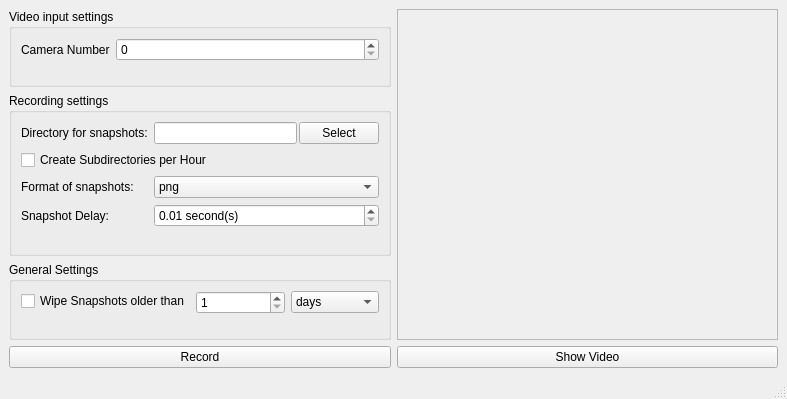
MichaelMueller/HomePrism, file HomePrism.ui: the form before one commit.
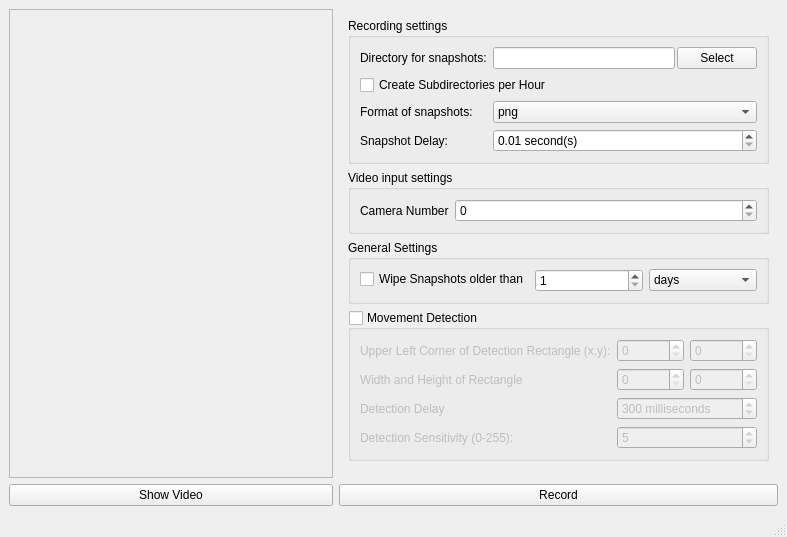
The form after the commit. Icons and pictures are not drawn. Custom widgets are drawn as their Qt base class.

Commit message: added motion detection

The edit to the form file:
```diff
--- a/HomePrism.ui
+++ b/HomePrism.ui
@@ -7,7 +7,7 @@
     <x>0</x>
     <y>0</y>
     <width>787</width>
-    <height>399</height>
+    <height>537</height>
    </rect>
   </property>
   <property name="windowTitle">
@@ -19,7 +19,17 @@
   </property>
   <widget class="QWidget" name="centralwidget">
    <layout class="QGridLayout" name="gridLayout_2">
-    <item row="0" column="2" rowspan="4">
+    <item row="2" column="1">
+     <widget class="QPushButton" name="showVideoButton">
+      <property name="text">
+       <string>Show Video</string>
+      </property>
+      <property name="checkable">
+       <bool>true</bool>
+      </property>
+     </widget>
+    </item>
+    <item row="0" column="1" rowspan="2">
      <widget class="QScrollArea" name="scrollArea">
       <property name="minimumSize">
        <size>
@@ -33,10 +43,10 @@
       <widget class="QWidget" name="scrollAreaWidgetContents">
        <property name="geometry">
         <rect>
-         <x>-2</x>
+         <x>0</x>
          <y>0</y>
-         <width>320</width>
-         <height>283</height>
+         <width>322</width>
+         <height>447</height>
         </rect>
        </property>
        <layout class="QHBoxLayout" name="horizontalLayout_3">
@@ -69,17 +79,10 @@
       </widget>
      </widget>
     </item>
-    <item row="5" column="2">
-     <widget class="QPushButton" name="showVideoButton">
-      <property name="text">
-       <string>Show Video</string>
-      </property>
-      <property name="checkable">
-       <bool>true</bool>
-      </property>
-     </widget>
-    </item>
-    <item row="1" column="1" rowspan="2">
+    <item row="0" column="2">
+     <widget class="QWidget" name="widget_3" native="true">
+      <layout class="QGridLayout" name="gridLayout_3">
+       <item row="0" column="0">
      <widget class="QGroupBox" name="groupBox_2">
       <property name="title">
        <string>Recording settings</string>
@@ -154,7 +157,7 @@
         </widget>
        </item>
        <item row="3" column="0">
-        <widget class="QLabel" name="label_4">
+           <widget class="QLabel" name="snapshotDelayLabel">
          <property name="text">
           <string>Snapshot Delay:</string>
          </property>
@@ -189,7 +192,7 @@
       </layout>
      </widget>
     </item>
-    <item row="0" column="1">
+       <item row="1" column="0">
      <widget class="QGroupBox" name="groupBox">
       <property name="title">
        <string>Video input settings</string>
@@ -208,12 +211,22 @@
       </layout>
      </widget>
     </item>
-    <item row="3" column="1">
+       <item row="3" column="0">
      <widget class="QGroupBox" name="groupBox_3">
       <property name="title">
        <string>General Settings</string>
       </property>
       <layout class="QFormLayout" name="formLayout_3">
+          <property name="fieldGrowthPolicy">
+           <enum>QFormLayout::AllNonFixedFieldsGrow</enum>
+          </property>
+          <item row="0" column="0">
+           <widget class="QCheckBox" name="wipeCheckBox">
+            <property name="text">
+             <string>Wipe Snapshots older than</string>
+            </property>
+           </widget>
+          </item>
        <item row="0" column="1">
         <widget class="QWidget" name="widget" native="true">
          <layout class="QHBoxLayout" name="horizontalLayout_2">
@@ -261,17 +274,128 @@
          </layout>
         </widget>
        </item>
-       <item row="0" column="0">
-        <widget class="QCheckBox" name="wipeCheckBox">
-         <property name="text">
-          <string>Wipe Snapshots older than</string>
-         </property>
-        </widget>
-       </item>
-      </layout>
+         </layout>
+        </widget>
+       </item>
+       <item row="4" column="0">
+        <widget class="QGroupBox" name="movementDetection">
+         <property name="title">
+          <string>Movement Detection</string>
+         </property>
+         <property name="checkable">
+          <bool>true</bool>
+         </property>
+         <property name="checked">
+          <bool>false</bool>
+         </property>
+         <layout class="QGridLayout" name="gridLayout">
+          <item row="4" column="1">
+           <widget class="QLabel" name="label_4">
+            <property name="text">
+             <string>Detection Delay</string>
+            </property>
+           </widget>
+          </item>
+          <item row="3" column="1">
+           <widget class="QLabel" name="label_5">
+            <property name="text">
+             <string>Width and Height of Rectangle</string>
+            </property>
+           </widget>
+          </item>
+          <item row="3" column="2">
+           <widget class="QSpinBox" name="rectWidth">
+            <property name="maximum">
+             <number>999999999</number>
+            </property>
+            <property name="singleStep">
+             <number>10</number>
+            </property>
+           </widget>
+          </item>
+          <item row="2" column="1">
+           <widget class="QLabel" name="label_6">
+            <property name="text">
+             <string>Upper Left Corner of Detection Rectangle (x,y):</string>
+            </property>
+           </widget>
+          </item>
+          <item row="2" column="2">
+           <widget class="QSpinBox" name="upperLeftCornerX">
+            <property name="maximum">
+             <number>999999999</number>
+            </property>
+            <property name="singleStep">
+             <number>10</number>
+            </property>
+           </widget>
+          </item>
+          <item row="4" column="2" colspan="2">
+           <widget class="QSpinBox" name="movementDetectionDelay">
+            <property name="suffix">
+             <string> milliseconds</string>
+            </property>
+            <property name="minimum">
+             <number>10</number>
+            </property>
+            <property name="maximum">
+             <number>999999999</number>
+            </property>
+            <property name="singleStep">
+             <number>20</number>
+            </property>
+            <property name="value">
+             <number>300</number>
+            </property>
+           </widget>
+          </item>
+          <item row="3" column="3">
+           <widget class="QSpinBox" name="rectHeight">
+            <property name="maximum">
+             <number>999999999</number>
+            </property>
+            <property name="singleStep">
+             <number>10</number>
+            </property>
+           </widget>
+          </item>
+          <item row="2" column="3">
+           <widget class="QSpinBox" name="upperLeftCornerY">
+            <property name="maximum">
+             <number>999999999</number>
+            </property>
+            <property name="singleStep">
+             <number>10</number>
+            </property>
      </widget>
     </item>
     <item row="5" column="1">
+           <widget class="QLabel" name="label_7">
+            <property name="text">
+             <string>Detection Sensitivity (0-255):</string>
+            </property>
+           </widget>
+          </item>
+          <item row="5" column="2" colspan="2">
+           <widget class="QSpinBox" name="detectionSensitivity">
+            <property name="minimum">
+             <number>1</number>
+            </property>
+            <property name="maximum">
+             <number>255</number>
+            </property>
+            <property name="value">
+             <number>5</number>
+            </property>
+           </widget>
+          </item>
+         </layout>
+        </widget>
+       </item>
+      </layout>
+     </widget>
+    </item>
+    <item row="2" column="2">
      <widget class="QPushButton" name="recordingButton">
       <property name="text">
        <string>Record</string>
```
Left out of the diff: 2 changed lines with no effect on the pictures. Lines whose indentation alone changed are shown as unchanged. The commit also changes 3 other files.
